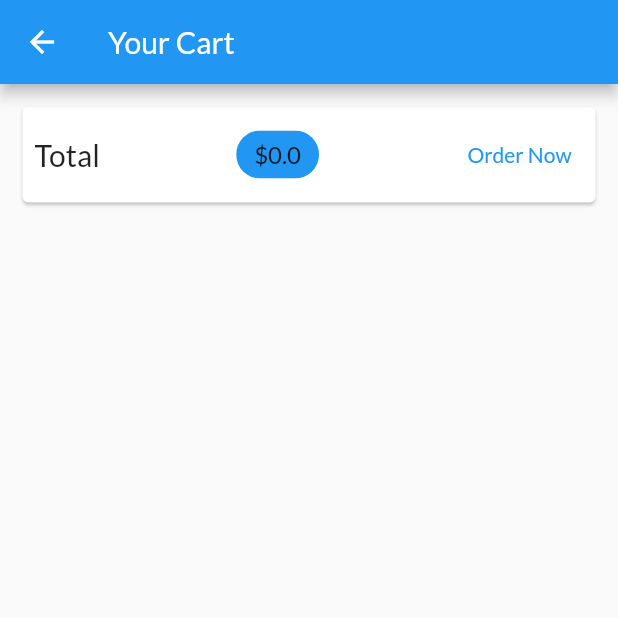
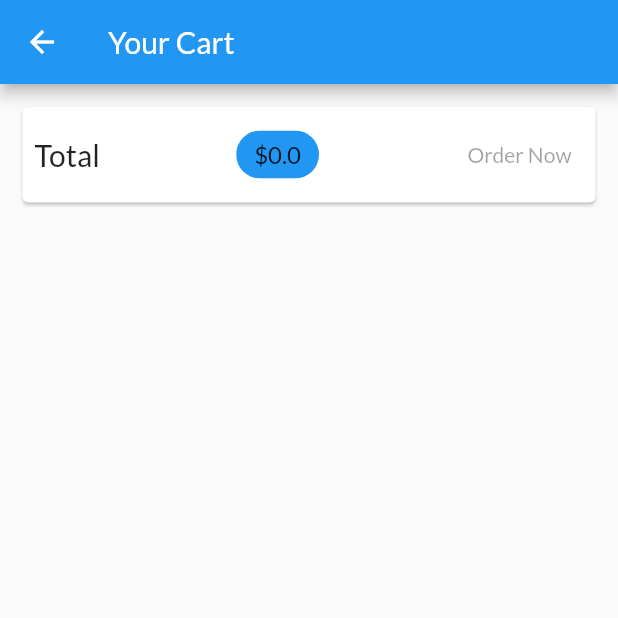
Before and after one commit to deepak52567/flutter-tutorial-path, a Flutter app: the CartScreen screen opened by its route, on a phone screen of 412 x 824 dp, the top half of it. Run offline on Flutter 3.47's test engine with Material 2 defaults, Android fonts, the phone set to English and light mode, and no system bars; network calls fail.

Commit message:
Add orders add request

```diff
--- a/apparel/lib/providers/product.dart
+++ b/apparel/lib/providers/product.dart
@@ -30,7 +30,7 @@ class Product with ChangeNotifier {
     final existingStatus = isFavorite;
     _setFavValue(!isFavorite);
     final url = Uri.parse(
-        'https://apparel-flutter-default-rtdb.firebaseio.com/products/$id');
+        'https://apparel-flutter-default-rtdb.firebaseio.com/products/$id.json');
     try {
       final response = await http.patch(url,
           body: json.encode({
--- a/apparel/lib/screens/cart_screen.dart
+++ b/apparel/lib/screens/cart_screen.dart
@@ -3,6 +3,7 @@ import 'package:apparel/providers/orders.dart';
 
 // can use ci as prefix
 import 'package:apparel/widgets/cart_item.dart';
+import 'package:apparel/widgets/order_button.dart';
 import 'package:flutter/material.dart';
 import 'package:provider/provider.dart';
 
@@ -17,18 +18,18 @@ class CartScreen extends StatelessWidget {
 
     return Scaffold(
       appBar: AppBar(
-        title: Text('Your Cart'),
+        title: const Text('Your Cart'),
       ),
       body: Column(
         children: <Widget>[
           Card(
-            margin: EdgeInsets.all(15),
+            margin: const EdgeInsets.all(15),
             child: Padding(
-              padding: EdgeInsets.all(8),
+              padding: const EdgeInsets.all(8),
               child: Row(
                 mainAxisAlignment: MainAxisAlignment.spaceBetween,
                 children: <Widget>[
-                  Text(
+                  const Text(
                     'Total',
                     style: TextStyle(
                       fontSize: 20,
@@ -41,18 +42,12 @@ class CartScreen extends StatelessWidget {
                     ),
                     backgroundColor: Theme.of(context).primaryColor,
                   ),
-                  TextButton(
-                      onPressed: () {
-                        Provider.of<Orders>(context, listen: false).addOrder(
-                            cart.items.values.toList(), cart.totalAmount);
-                        cart.clearItems();
-                      },
-                      child: Text('Order Now')),
+                  OrderButton(cart: cart),
                 ],
               ),
             ),
           ),
-          SizedBox(
+          const SizedBox(
             height: 10,
           ),
           Expanded(
--- /dev/null
+++ b/apparel/lib/widgets/order_button.dart
@@ -0,0 +1,43 @@
+
+import 'package:apparel/providers/cart.dart';
+import 'package:apparel/providers/orders.dart';
+import 'package:flutter/material.dart';
+import 'package:provider/provider.dart';
+
+class OrderButton extends StatefulWidget {
+  const OrderButton({
+    Key? key,
+    required this.cart,
+  }) : super(key: key);
+
+  final Cart cart;
+
+  @override
+  _OrderButtonState createState() => _OrderButtonState();
+}
+
+class _OrderButtonState extends State<OrderButton> {
+  bool _isLoading = false;
+
+  @override
+  Widget build(BuildContext context) {
+    return TextButton(
+      onPressed: (widget.cart.totalAmount <= 0 || _isLoading)
+          ? null
+          : () async {
+              setState(() {
+                _isLoading = true;
+              });
+              await Provider.of<Orders>(context, listen: false).addOrder(
+                widget.cart.items.values.toList(),
+                widget.cart.totalAmount,
+              );
+              setState(() {
+                _isLoading = false;
+              });
+              widget.cart.clearItems();
+            },
+      child: _isLoading ? CircularProgressIndicator() : const Text('Order Now'),
+    );
+  }
+}
```
Also changed, not shown: apparel/lib/providers/orders.dart (+22 -3 lines).
